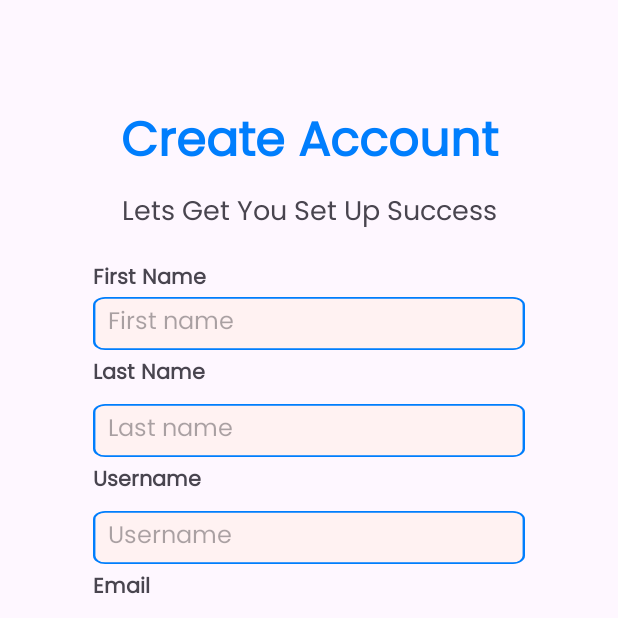
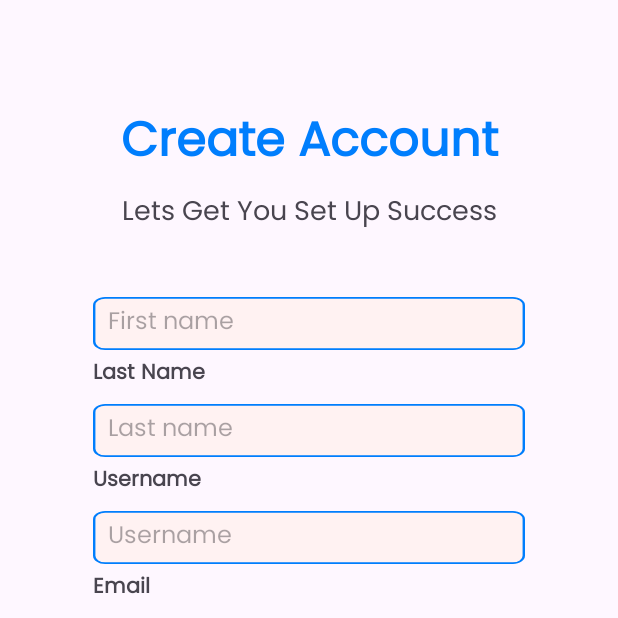
Before and after one commit to FourgeTech/HuddleUp-Frontend, an Android app built with Jetpack Compose: the CreateAccountActivity screen opened directly, with no data from a screen before it, on a phone screen of 412 x 824 dp, the top half of it. Run offline under Robolectric (Android 15) with nearby library versions, the phone set to English and light mode, and no system bars; 1 statement that could not run was skipped.

Commit message:
added the rest of the texts to strings.xml and updated the layout files

```diff
--- a/app/src/main/res/layout/create_account.xml
+++ b/app/src/main/res/layout/create_account.xml
@@ -47,7 +47,7 @@
         android:layout_height="54dp"
         android:gravity="center"
         android:layout_marginTop="4dp"
-        android:text="Create Account"
+        android:text="@string/create_account_title"
         android:textColor="@color/huddleBlue"
         android:fontFamily="@font/poppins"
         android:textStyle="bold"
@@ -61,30 +61,19 @@
         android:layout_width="wrap_content"
         android:layout_height="wrap_content"
         android:layout_marginTop="4dp"
-        android:text="Lets Get You Set Up Success"
+        android:text="@string/create_account_subtitle"
         android:fontFamily="@font/poppins"
         android:textSize="18dp"
         app:layout_constraintEnd_toStartOf="@+id/guidelineRight"
         app:layout_constraintStart_toStartOf="@+id/guidelineLeft"
         app:layout_constraintTop_toBottomOf="@id/create_account_title" />
 
-    <TextView
-        android:id="@+id/first_name_title"
-        android:layout_width="wrap_content"
-        android:layout_height="wrap_content"
-        android:layout_marginTop="4dp"
-        android:text="First Name"
-        android:fontFamily="@font/poppins"
-        android:textStyle="bold"
-        app:layout_constraintBottom_toBottomOf="@+id/guidelineMiddle"
-        app:layout_constraintStart_toStartOf="@+id/guidelineLeft" />
-
     <EditText
         android:id="@+id/input_first_name"
         android:layout_width="0dp"
         android:layout_height="35dp"
         android:paddingStart="10dp"
-        android:hint="First name"
+        android:hint="@string/first_name_hint"
         android:background="@drawable/input_box_vector"
         android:fontFamily="@font/poppins"
         android:textSize="16sp"
@@ -97,7 +86,7 @@
         android:layout_width="wrap_content"
         android:layout_height="wrap_content"
         android:layout_marginTop="4dp"
-        android:text="Last Name"
+        android:text="@string/last_name_title"
         android:fontFamily="@font/poppins"
         android:textStyle="bold"
         app:layout_constraintTop_toBottomOf="@id/input_first_name"
@@ -108,7 +97,7 @@
         android:layout_width="0dp"
         android:layout_height="35dp"
         android:paddingStart="10dp"
-        android:hint="Last name"
+        android:hint="@string/last_name_hint"
         android:background="@drawable/input_box_vector"
         android:fontFamily="@font/poppins"
         android:textSize="16sp"
@@ -122,7 +111,7 @@
         android:layout_width="wrap_content"
         android:layout_height="wrap_content"
         android:layout_marginTop="4dp"
-        android:text="Username"
+        android:text="@string/username_title"
         android:fontFamily="@font/poppins"
         android:textStyle="bold"
         app:layout_constraintTop_toBottomOf="@id/input_last_name"
@@ -133,7 +122,7 @@
         android:layout_width="0dp"
         android:layout_height="35dp"
         android:paddingStart="10dp"
-        android:hint="Username"
+        android:hint="@string/username_hint"
         android:background="@drawable/input_box_vector"
         android:fontFamily="@font/poppins"
         android:textSize="16sp"
@@ -147,7 +136,7 @@
         android:layout_width="wrap_content"
         android:layout_height="wrap_content"
         android:layout_marginTop="4dp"
-        android:text="Email"
+        android:text="@string/email_title"
         android:fontFamily="@font/poppins"
         android:textStyle="bold"
         app:layout_constraintTop_toBottomOf="@id/input_username"
@@ -158,7 +147,7 @@
         android:layout_width="0dp"
         android:layout_height="35dp"
         android:paddingStart="10dp"
-        android:hint="Email"
+        android:hint="@string/email_hint"
         android:background="@drawable/input_box_vector"
         android:fontFamily="@font/poppins"
         android:textSize="16sp"
@@ -172,7 +161,7 @@
         android:layout_width="wrap_content"
         android:layout_height="wrap_content"
         android:layout_marginTop="4dp"
-        android:text="Password"
+        android:text="@string/password_title"
         android:fontFamily="@font/poppins"
         android:textStyle="bold"
         app:layout_constraintTop_toBottomOf="@id/input_email"
@@ -183,7 +172,7 @@
         android:layout_width="0dp"
         android:layout_height="35dp"
         android:paddingStart="10dp"
-        android:hint="Password"
+        android:hint="@string/password_hint"
         android:background="@drawable/input_box_vector"
         android:fontFamily="@font/poppins"
         android:textSize="16sp"
@@ -198,7 +187,7 @@
         android:layout_width="wrap_content"
         android:layout_height="wrap_content"
         android:layout_marginTop="4dp"
-        android:text="Confirm Password"
+        android:text="@string/confirm_password_title"
         android:fontFamily="@font/poppins"
         android:textStyle="bold"
         app:layout_constraintTop_toBottomOf="@id/input_password"
@@ -209,7 +198,7 @@
         android:layout_width="0dp"
         android:layout_height="35dp"
         android:paddingStart="10dp"
-        android:hint="Confirm password"
+        android:hint="@string/confirm_password_hint"
         android:background="@drawable/input_box_vector"
         android:fontFamily="@font/poppins"
         android:textSize="16sp"
@@ -223,7 +212,7 @@
         android:id="@+id/continue_button"
         android:layout_width="190dp"
         android:layout_height="wrap_content"
-        android:text="Continue"
+        android:text="@string/continue_button"
         android:backgroundTint="#007BFF"
         android:textColor="@color/huddleWhite"
         app:layout_constraintBottom_toTopOf="@+id/guidelineBottom"
@@ -235,7 +224,7 @@
         android:layout_width="wrap_content"
         android:layout_height="wrap_content"
         android:layout_marginTop="4dp"
-        android:text="Or"
+        android:text="@string/or_title"
         android:textStyle="bold"
         android:fontFamily="@font/poppins"
         app:layout_constraintTop_toBottomOf="@id/guidelineBottom"
@@ -246,7 +235,7 @@
         android:id="@+id/continue_with_google_button"
         android:layout_width="190dp"
         android:layout_height="wrap_content"
-        android:text="Continue With Google"
+        android:text="@string/continue_with_google_button"
         android:backgroundTint="#007BFF"
         android:drawableStart="@drawable/google_icon"
         android:drawablePadding="8dp"
--- a/app/src/main/res/layout/fragment_chat_messages.xml
+++ b/app/src/main/res/layout/fragment_chat_messages.xml
@@ -22,7 +22,7 @@
             android:layout_width="0dp"
             android:layout_height="wrap_content"
             android:layout_weight="1"
-            android:text="Chat Name"
+            android:text="@string/chat_name"
             android:textColor="@android:color/white"
             android:textStyle="bold"
             android:textSize="18sp"/>
@@ -35,7 +35,7 @@
             android:layout_gravity="end"
             android:backgroundTint="@color/white"
             android:textColor="@color/black"
-            android:text="Refresh"
+            android:text="@string/refresh_button"
             app:layout_constraintEnd_toEndOf="parent"
             app:layout_constraintHorizontal_bias="0.5"/>
 
@@ -71,7 +71,7 @@
             android:layout_width="0dp"
             android:layout_height="wrap_content"
             android:layout_weight="1"
-            android:hint="Type a message"
+            android:hint="@string/message_hint"
             android:inputType="textCapSentences"/>
 
         <!-- Send button -->
--- a/app/src/main/res/layout/fragment_chat_page.xml
+++ b/app/src/main/res/layout/fragment_chat_page.xml
@@ -10,7 +10,7 @@
         android:id="@+id/textView2"
         android:layout_width="wrap_content"
         android:layout_height="wrap_content"
-        android:text="Chats"
+        android:text="@string/chats_title"
         android:textSize="32dp"
         android:layout_marginStart="20dp"
         app:layout_constraintStart_toStartOf="parent"
@@ -22,7 +22,7 @@
         android:layout_width="wrap_content"
         android:layout_height="wrap_content"
         android:layout_gravity="end"
-        android:text="New Chat"
+        android:text="@string/new_chat_button"
         android:backgroundTint="#007BFF"
         android:textColor="@color/huddleWhite"
         app:layout_constraintEnd_toEndOf="parent"
@@ -48,5 +48,4 @@
         android:orientation="horizontal"
         app:layout_constraintGuide_percent="0.07" />
 
-
 </androidx.constraintlayout.widget.ConstraintLayout>
--- a/app/src/main/res/layout/fragment_home_page.xml
+++ b/app/src/main/res/layout/fragment_home_page.xml
@@ -33,7 +33,7 @@
         android:id="@+id/tvAnnouncements"
         android:layout_width="0dp"
         android:layout_height="wrap_content"
-        android:text="Announcements"
+        android:text="@string/announcements_title"
         android:textColor="@color/huddleBlue"
         android:fontFamily="@font/poppins"
         android:textStyle="bold"
@@ -48,7 +48,7 @@
         android:id="@+id/btnAddAnnouncement"
         android:layout_width="wrap_content"
         android:layout_height="wrap_content"
-        android:text="Create Announcement"
+        android:text="@string/create_announcement_button"
         android:backgroundTint="#007BFF"
         android:textColor="@color/huddleWhite"
         android:layout_marginTop="15dp"
--- a/app/src/main/res/values/strings.xml
+++ b/app/src/main/res/values/strings.xml
@@ -59,5 +59,59 @@
     <string name="invite_players_motto">Its Time to Invite the Star \nPlayers</string>
     <string name="share_text">Nice Work! \nNow, let’s add your team</string>
     <string name="copy_link_button">Copy Link</string>
+    <string name="settings_title">Settings</string>
+    <string name="save_button">Save</string>
+    <string name="cancel_button">Cancel</string>
+    <string name="profile_name">Michael Smith</string>
+    <string name="edit_profile_button">Edit Profile</string>
+    <string name="settings_text">Settings</string>
+    <string name="logout_text">Log out</string>
+    <string name="announcements_title">Announcements</string>
+    <string name="create_announcement_button">Create Announcement</string>
+    <string name="edit_profile_title">Edit Profile</string>
+    <string name="first_name_title">First Name</string>
+    <string name="last_name_title">Last Name</string>
+    <string name="phonenumber_title">Phone Number</string>
+    <string name="username_title">Username</string>
+    <string name="save_button">Save</string>
+    <string name="create_announcement_title">Create Announcement</string>
+    <string name="announcement_hint">Type Announcement Here</string>
+    <string name="post_announcement_button">Post Announcement</string>
+    <string name="chats_title">Chats</string>
+    <string name="new_chat_button">New Chat</string>
+    <string name="chat_name">Chat Name</string>
+    <string name="refresh_button">Refresh</string>
+    <string name="message_hint">Type a message</string>
+    <string name="forgot_password_title">Forgot Password</string>
+    <string name="forgot_password_description">Please enter your email to reset the password</string>
+    <string name="email_hint">Enter your email</string>
+    <string name="reset_password_button">Reset Password</string>
+    <string name="create_team_title">Create Team</string>
+    <string name="create_team_subtitle">It's Time to Create the Dream \n                     Team</string>
+    <string name="team_name_label">Team Name:</string>
+    <string name="team_name_hint">Team name</string>
+    <string name="team_name_description">What is your team name?</string>
+    <string name="location_label">Location:</string>
+    <string name="location_hint">Location</string>
+    <string name="location_description">Where is your team located?</string>
+    <string name="league_label">League:</string>
+    <string name="league_hint">League</string>
+    <string name="league_description">Team league or division</string>
     <string name="continue_button">Continue</string>
+    <string name="create_account_title">Create Account</string>
+    <string name="create_account_subtitle">Lets Get You Set Up Success</string>
+    <string name="first_name_hint">First name</string>
+    <string name="last_name_title">Last Name</string>
+    <string name="last_name_hint">Last name</string>
+    <string name="username_title">Username</string>
+    <string name="username_hint">Username</string>
+    <string name="email_title">Email</string>
+    <string name="email_hint">Email</string>
+    <string name="password_title">Password</string>
+    <string name="password_hint">Password</string>
+    <string name="confirm_password_title">Confirm Password</string>
+    <string name="confirm_password_hint">Confirm password</string>
+    <string name="continue_button">Continue</string>
+    <string name="or_title">Or</string>
+    <string name="continue_with_google_button">Continue With Google</string>
 </resources>
```
Also changed, not shown: app/src/main/res/layout/create_team_page.xml (+12 -12 lines), app/src/main/res/layout/forgot_password_page.xml (+4 -5 lines), app/src/main/res/layout/fragment_create_announcement.xml (+4 -3 lines), app/src/main/res/layout/fragment_edit_profile_page.xml (+6 -6 lines), app/src/main/res/layout/fragment_profile_page.xml (+4 -4 lines), app/src/main/res/layout/fragment_settings_page.xml (+8 -8 lines). Lines whose indentation alone changed are shown as unchanged.
